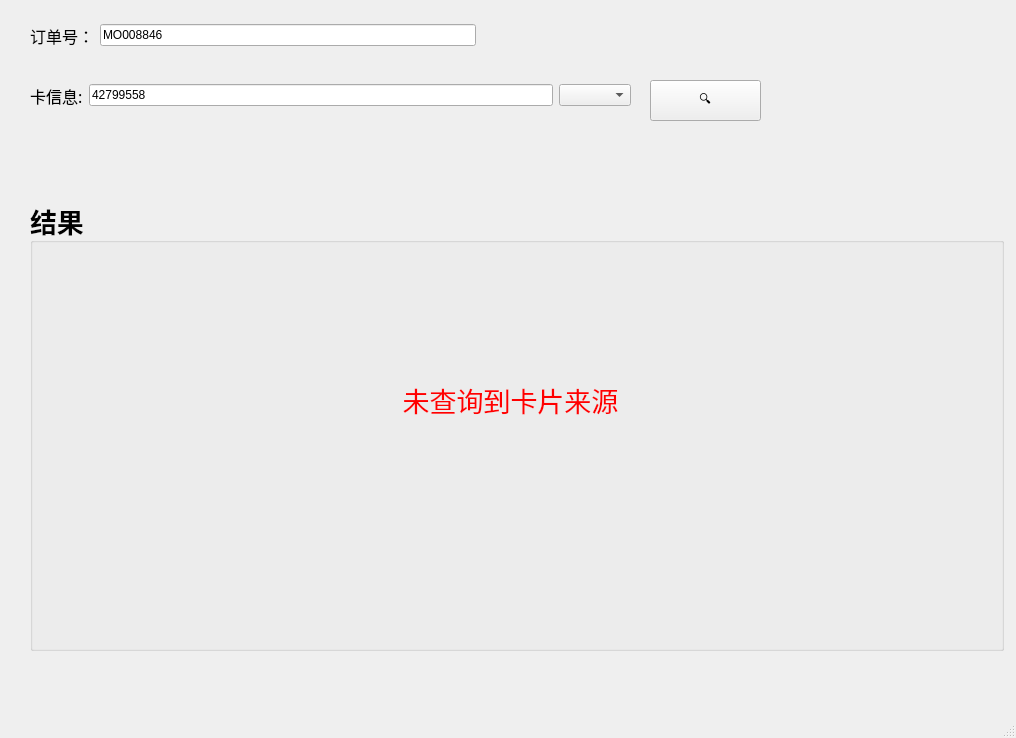
Old version of the form res/ui/main_window.ui in the repository zelviner/CardInfo.
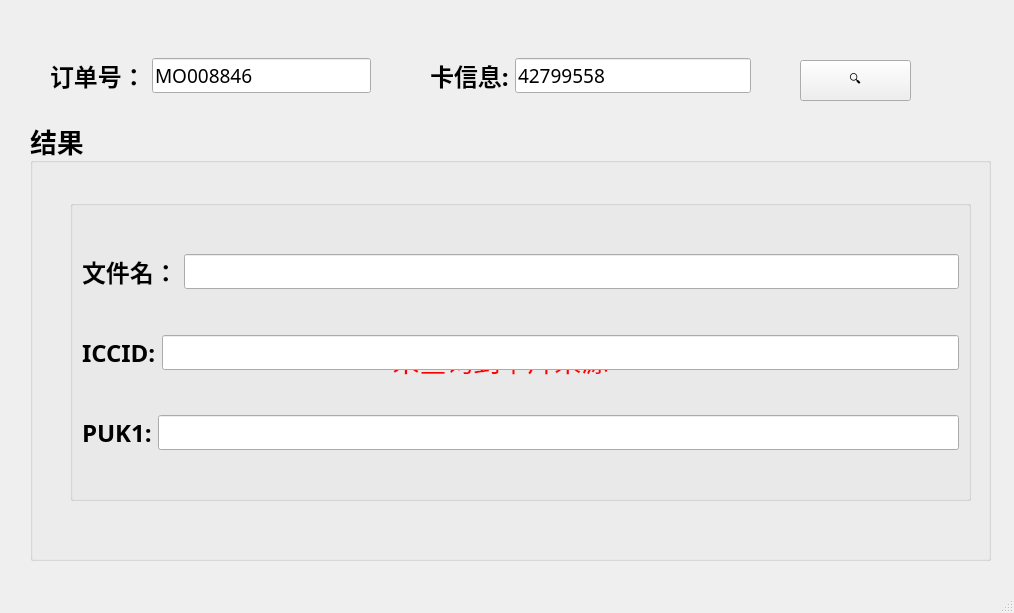
New version of the form.

The edit to the form file:
```diff
--- a/res/ui/main_window.ui
+++ b/res/ui/main_window.ui
@@ -6,8 +6,8 @@
    <rect>
     <x>0</x>
     <y>0</y>
-    <width>1016</width>
-    <height>738</height>
+    <width>1014</width>
+    <height>613</height>
    </rect>
   </property>
   <property name="windowTitle">
@@ -17,9 +17,9 @@
    <widget class="QWidget" name="layoutWidget">
     <property name="geometry">
      <rect>
-      <x>30</x>
-      <y>10</y>
-      <width>446</width>
+      <x>50</x>
+      <y>50</y>
+      <width>321</width>
       <height>51</height>
      </rect>
     </property>
@@ -29,9 +29,9 @@
        <property name="font">
         <font>
          <family>微软雅黑</family>
-         <pointsize>12</pointsize>
-         <weight>50</weight>
-         <bold>false</bold>
+         <pointsize>18</pointsize>
+         <weight>75</weight>
+         <bold>true</bold>
         </font>
        </property>
        <property name="text">
@@ -41,6 +41,12 @@
      </item>
      <item>
       <widget class="QLineEdit" name="order_id_line">
+       <property name="font">
+        <font>
+         <family>微软雅黑</family>
+         <pointsize>14</pointsize>
+        </font>
+       </property>
        <property name="text">
         <string>MO008846</string>
        </property>
@@ -48,48 +54,11 @@
      </item>
     </layout>
    </widget>
-   <widget class="QWidget" name="layoutWidget">
-    <property name="geometry">
-     <rect>
-      <x>30</x>
-      <y>70</y>
-      <width>601</width>
-      <height>51</height>
-     </rect>
-    </property>
-    <layout class="QHBoxLayout" name="horizontalLayout">
-     <item>
-      <widget class="QLabel" name="label">
-       <property name="font">
-        <font>
-         <family>微软雅黑</family>
-         <pointsize>12</pointsize>
-         <weight>50</weight>
-         <bold>false</bold>
-        </font>
-       </property>
-       <property name="text">
-        <string>卡信息:</string>
-       </property>
-      </widget>
-     </item>
-     <item>
-      <widget class="QLineEdit" name="card_info_line">
-       <property name="text">
-        <string>42799558</string>
-       </property>
-      </widget>
-     </item>
-     <item>
-      <widget class="QComboBox" name="type_box"/>
-     </item>
-    </layout>
-   </widget>
    <widget class="QPushButton" name="query_btn">
     <property name="geometry">
      <rect>
-      <x>650</x>
-      <y>80</y>
+      <x>800</x>
+      <y>60</y>
       <width>111</width>
       <height>41</height>
      </rect>
@@ -102,9 +71,9 @@
     <property name="geometry">
      <rect>
       <x>30</x>
-      <y>200</y>
-      <width>974</width>
-      <height>451</height>
+      <y>120</y>
+      <width>961</width>
+      <height>441</height>
      </rect>
     </property>
     <property name="font">
@@ -118,11 +87,11 @@
     <property name="title">
      <string>结果</string>
     </property>
-    <widget class="QLabel" name="label_2">
+    <widget class="QLabel" name="not_found_label">
      <property name="geometry">
       <rect>
-       <x>330</x>
-       <y>160</y>
+       <x>320</x>
+       <y>200</y>
        <width>301</width>
        <height>81</height>
       </rect>
@@ -145,6 +114,154 @@
       <set>Qt::AlignCenter</set>
      </property>
     </widget>
+    <widget class="QGroupBox" name="result_group_box">
+     <property name="geometry">
+      <rect>
+       <x>40</x>
+       <y>80</y>
+       <width>901</width>
+       <height>301</height>
+      </rect>
+     </property>
+     <property name="title">
+      <string/>
+     </property>
+     <layout class="QVBoxLayout" name="verticalLayout">
+      <item>
+       <layout class="QHBoxLayout" name="horizontalLayout_3">
+        <item>
+         <widget class="QLabel" name="label_2">
+          <property name="font">
+           <font>
+            <family>微软雅黑</family>
+            <pointsize>18</pointsize>
+            <weight>75</weight>
+            <bold>true</bold>
+           </font>
+          </property>
+          <property name="text">
+           <string>文件名：</string>
+          </property>
+         </widget>
+        </item>
+        <item>
+         <widget class="QLineEdit" name="filename_line">
+          <property name="font">
+           <font>
+            <family>微软雅黑</family>
+            <pointsize>14</pointsize>
+            <weight>50</weight>
+            <bold>false</bold>
+           </font>
+          </property>
+         </widget>
+        </item>
+       </layout>
+      </item>
+      <item>
+       <layout class="QHBoxLayout" name="horizontalLayout_4">
+        <item>
+         <widget class="QLabel" name="iccid_label">
+          <property name="font">
+           <font>
+            <family>微软雅黑</family>
+            <pointsize>18</pointsize>
+            <weight>75</weight>
+            <bold>true</bold>
+           </font>
+          </property>
+          <property name="text">
+           <string>ICCID:</string>
+          </property>
+         </widget>
+        </item>
+        <item>
+         <widget class="QLineEdit" name="iccid_line">
+          <property name="font">
+           <font>
+            <family>微软雅黑</family>
+            <pointsize>14</pointsize>
+            <weight>50</weight>
+            <bold>false</bold>
+           </font>
+          </property>
+         </widget>
+        </item>
+       </layout>
+      </item>
+      <item>
+       <layout class="QHBoxLayout" name="horizontalLayout_5">
+        <item>
+         <widget class="QLabel" name="puk1_label">
+          <property name="font">
+           <font>
+            <family>微软雅黑</family>
+            <pointsize>18</pointsize>
+            <weight>75</weight>
+            <bold>true</bold>
+           </font>
+          </property>
+          <property name="text">
+           <string>PUK1:</string>
+          </property>
+         </widget>
+        </item>
+        <item>
+         <widget class="QLineEdit" name="puk1_line">
+          <property name="font">
+           <font>
+            <family>微软雅黑</family>
+            <pointsize>14</pointsize>
+            <weight>50</weight>
+            <bold>false</bold>
+           </font>
+          </property>
+         </widget>
+        </item>
+       </layout>
+      </item>
+     </layout>
+    </widget>
+   </widget>
+   <widget class="QWidget" name="">
+    <property name="geometry">
+     <rect>
+      <x>430</x>
+      <y>50</y>
+      <width>321</width>
+      <height>51</height>
+     </rect>
+    </property>
+    <layout class="QHBoxLayout" name="horizontalLayout">
+     <item>
+      <widget class="QLabel" name="label">
+       <property name="font">
+        <font>
+         <family>微软雅黑</family>
+         <pointsize>18</pointsize>
+         <weight>75</weight>
+         <bold>true</bold>
+        </font>
+       </property>
+       <property name="text">
+        <string>卡信息:</string>
+       </property>
+      </widget>
+     </item>
+     <item>
+      <widget class="QLineEdit" name="card_info_line">
+       <property name="font">
+        <font>
+         <family>微软雅黑</family>
+         <pointsize>14</pointsize>
+        </font>
+       </property>
+       <property name="text">
+        <string>42799558</string>
+       </property>
+      </widget>
+     </item>
+    </layout>
    </widget>
   </widget>
   <widget class="QMenuBar" name="menubar">
```
Left out of the diff: 4 changed lines with no effect on the pictures.
